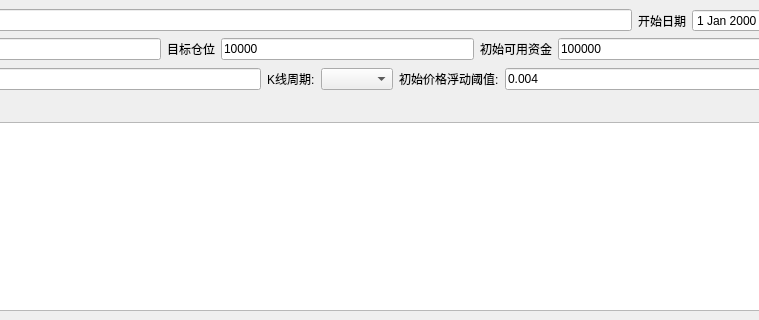
The window that backtest_ui.ui (mayicome/yuejiaoshourinei) describes before a commit, drawn with Qt 5; both pictures show x 154 to 913 and y 0 to 320 of the 1105 by 562 pixel window.
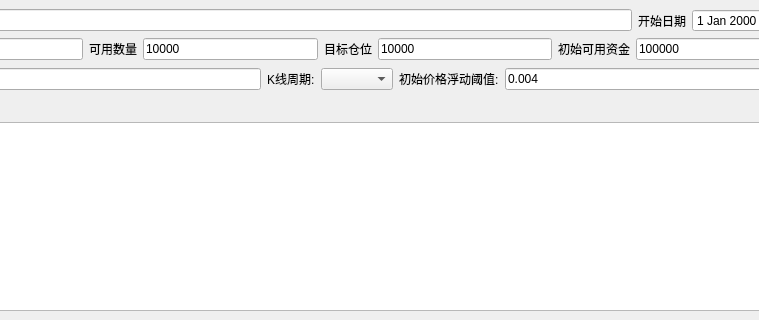
The same window after the commit.

Diff of the .ui file:
```diff
--- a/backtest_ui.ui
+++ b/backtest_ui.ui
@@ -71,6 +71,20 @@
           </property>
          </widget>
         </item>
+        <item>
+         <widget class="QLabel" name="label_13">
+          <property name="text">
+           <string>可用数量</string>
+          </property>
+         </widget>
+        </item>
+        <item>
+         <widget class="QLineEdit" name="lineEdit_7">
+          <property name="text">
+           <string>10000</string>
+          </property>
+         </widget>
+        </item>
         <item>
          <widget class="QLabel" name="label_12">
           <property name="text">
```
